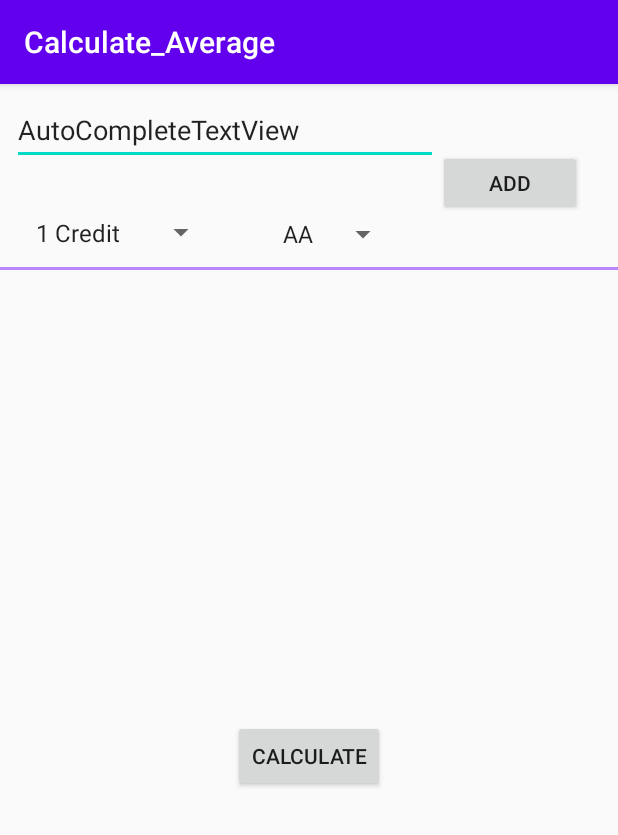
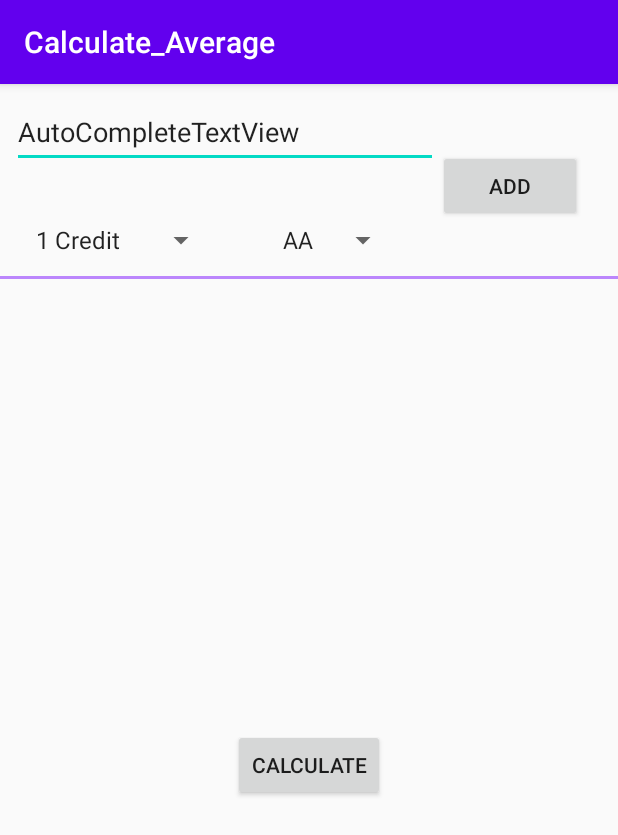
Before and after one commit to serhatzengin/Calculate_Average, an Android app: the screen it shows after launch (MainActivity), on a phone screen of 412 x 824 dp. Shown: the top 835 px of the screen. Run offline under Robolectric (Android 15) with nearby library versions, the phone set to English and light mode, and no system bars.

```diff
--- a/app/src/main/res/layout/activity_main.xml
+++ b/app/src/main/res/layout/activity_main.xml
@@ -15,7 +15,7 @@
         <Button
             android:id="@+id/btn_New_Lesson"
             android:layout_width="96dp"
-            android:layout_height="44dp"
+            android:layout_height="48dp"
             android:layout_marginTop="44dp"
             android:layout_marginEnd="24dp"
             android:text="Add"
@@ -25,7 +25,7 @@
         <AutoCompleteTextView
             android:id="@+id/et_Lesson_Name"
             android:layout_width="0dp"
-            android:layout_height="46dp"
+            android:layout_height="48dp"
             android:layout_marginStart="8dp"
             android:layout_marginTop="8dp"
             android:text="AutoCompleteTextView"
@@ -36,7 +36,7 @@
         <Spinner
             android:id="@+id/spn_Credit"
             android:layout_width="0dp"
-            android:layout_height="42dp"
+            android:layout_height="48dp"
             android:layout_marginStart="16dp"
             android:layout_marginTop="24dp"
             android:entries="@array/credit"
@@ -46,7 +46,7 @@
         <Spinner
             android:id="@+id/spn_Grade"
             android:layout_width="0dp"
-            android:layout_height="44dp"
+            android:layout_height="48dp"
             android:layout_marginStart="36dp"
             android:entries="@array/all_Notes"
             app:layout_constraintStart_toEndOf="@+id/spn_Credit"
--- a/build.gradle
+++ b/build.gradle
@@ -6,7 +6,7 @@ buildscript {
         mavenCentral()
     }
     dependencies {
-        classpath "com.android.tools.build:gradle:4.2.2"
+        classpath 'com.android.tools.build:gradle:7.0.3'
         classpath "org.jetbrains.kotlin:kotlin-gradle-plugin:$kotlin_version"
 
         // NOTE: Do not place your application dependencies here; they belong
```
Also changed, not shown: gradle/wrapper/gradle-wrapper.properties.
